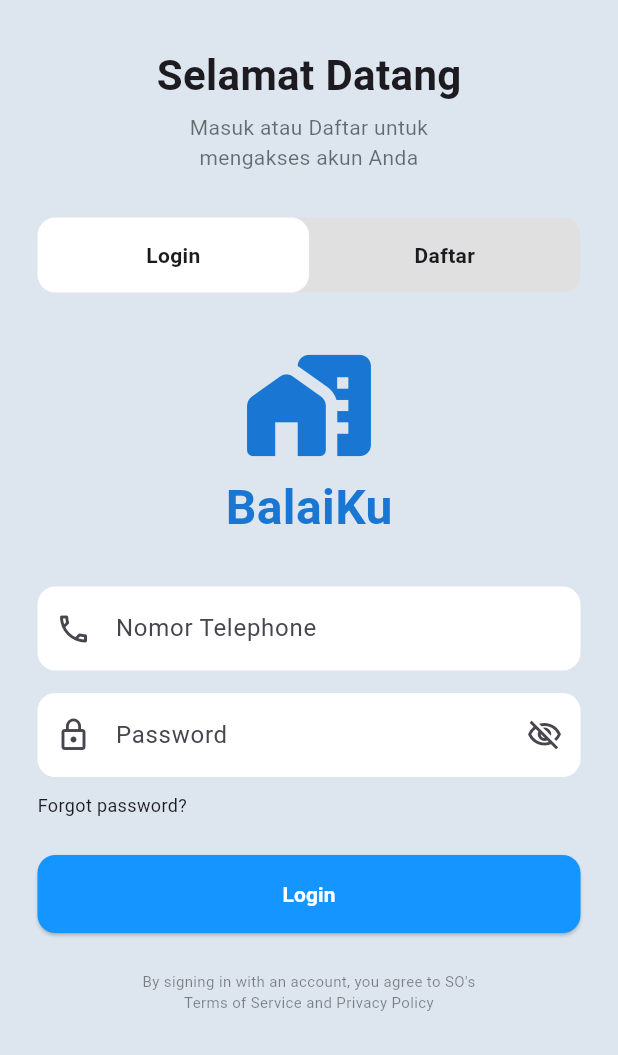
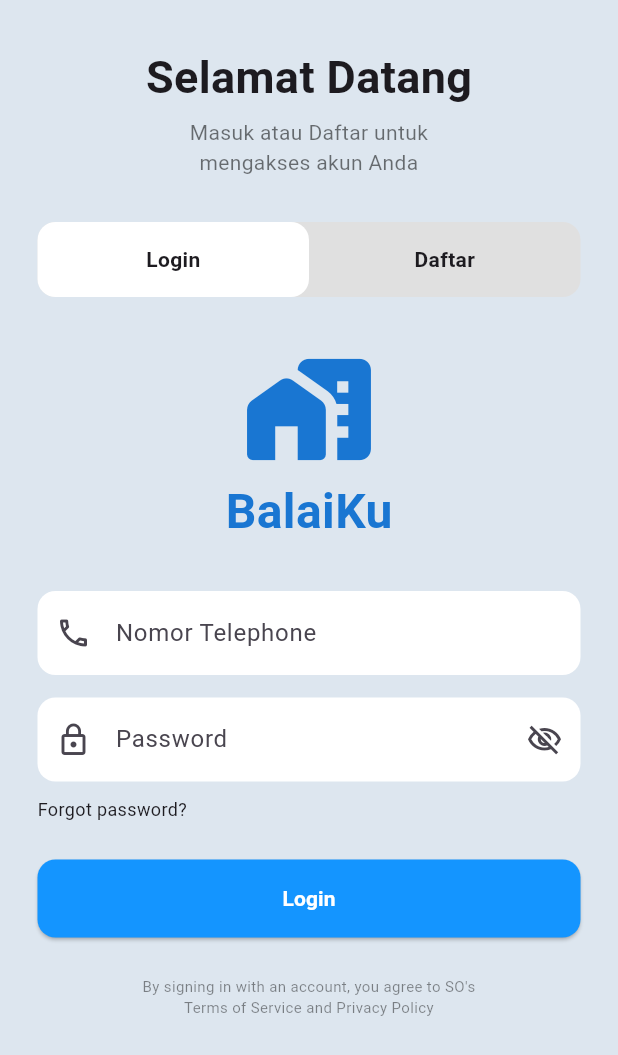
Before and after one commit to egaardian-coder/balaiku-app, a Flutter app: the screen it shows after launch, on a phone screen of 412 x 824 dp. Shown: the top 1055 px of the screen. Run offline on Flutter 3.47's test engine with Material 3 defaults, Android fonts, the phone set to English and light mode, and no system bars; Roboto replaces fonts that are missing (Poppins).

Commit message:
merubah size font line 110

```diff
--- a/lib/main.dart
+++ b/lib/main.dart
@@ -107,7 +107,7 @@ class _AuthPageState extends State<AuthPage> {
               /// TITLE
               const Text(
                 "Selamat Datang",
-                style: TextStyle(fontSize: 28, fontWeight: FontWeight.bold),
+                style: TextStyle(fontSize: 30, fontWeight: FontWeight.bold),
               ),
 
               const SizedBox(height: 5),
```
